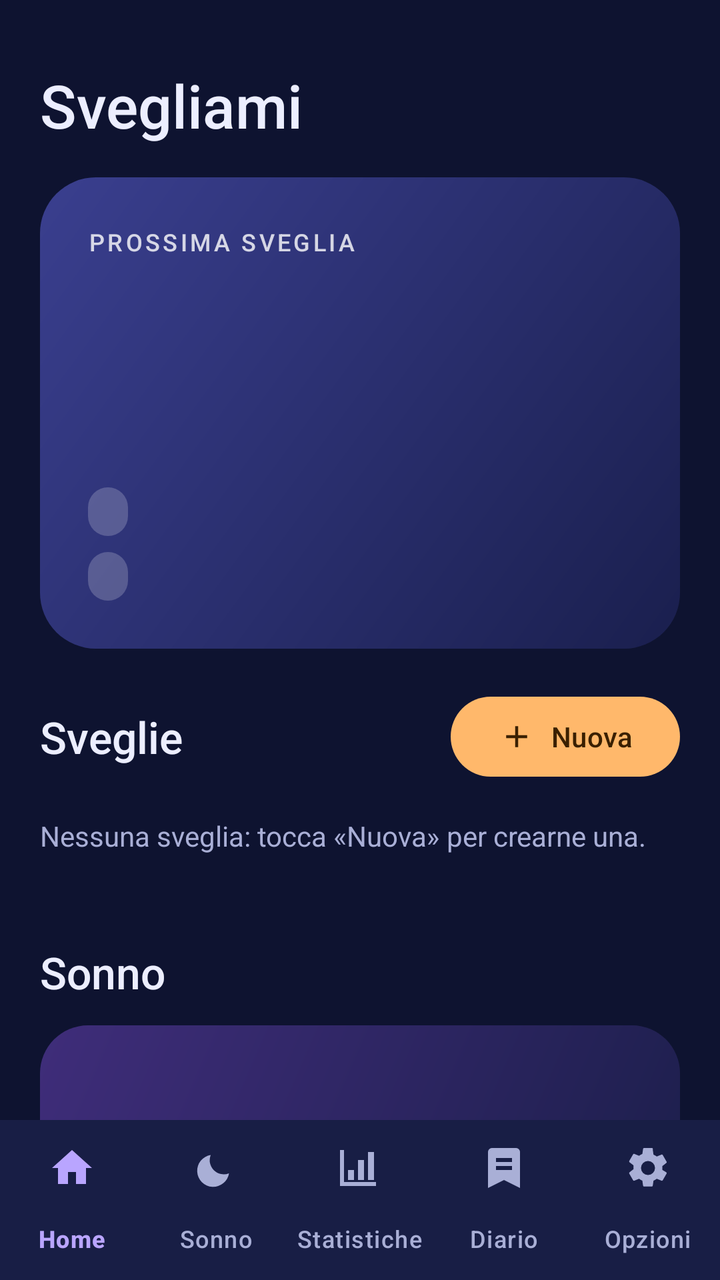
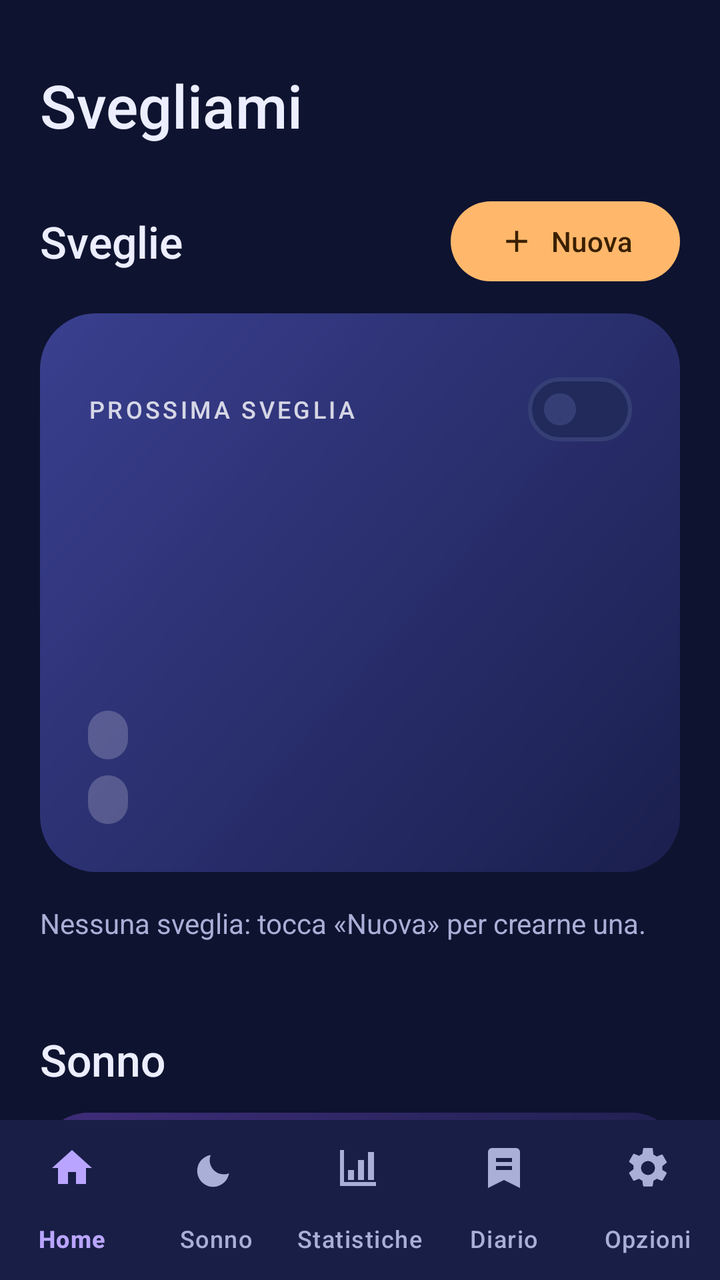

Screens rendered from an Android XML layout before and after an edit, with the pre-edit source and the edit as a unified diff.
<!-- AndroidManifest.xml: application theme Theme.Svegliami -->
<!-- res/layout/activity_main.xml -->
<?xml version="1.0" encoding="utf-8"?>
<androidx.coordinatorlayout.widget.CoordinatorLayout xmlns:android="http://schemas.android.com/apk/res/android"
    xmlns:app="http://schemas.android.com/apk/res-auto"
    android:layout_width="match_parent"
    android:layout_height="match_parent"
    android:background="@color/night_bg">

    <androidx.core.widget.NestedScrollView
        android:id="@+id/mainScroll"
        android:layout_width="match_parent"
        android:layout_height="match_parent">

        <LinearLayout
            android:layout_width="match_parent"
            android:layout_height="wrap_content"
            android:orientation="vertical"
            android:paddingStart="20dp"
            android:paddingTop="16dp"
            android:paddingEnd="20dp"
            android:paddingBottom="104dp">

            
            <TextView
                android:id="@+id/tvToday"
                style="@style/Svegliami.Overline"
                android:layout_width="wrap_content"
                android:layout_height="wrap_content" />

            <TextView
                android:layout_width="wrap_content"
                android:layout_height="wrap_content"
                android:fontFamily="sans-serif-medium"
                android:text="Svegliami"
                android:textColor="@color/on_surface"
                android:textSize="30sp" />

            
            <com.google.android.material.card.MaterialCardView
                android:id="@+id/cardPerms"
                android:layout_width="match_parent"
                android:layout_height="wrap_content"
                android:layout_marginTop="16dp"
                android:visibility="gone"
                app:cardBackgroundColor="@color/error_container">

                <LinearLayout
                    android:layout_width="match_parent"
                    android:layout_height="wrap_content"
                    android:orientation="vertical"
                    android:padding="16dp">

                    <TextView
                        android:id="@+id/tvPerms"
                        android:layout_width="match_parent"
                        android:layout_height="wrap_content"
                        android:lineSpacingExtra="4dp"
                        android:textColor="@color/on_error_container" />

                    <Button
                        android:id="@+id/btnPerms"
                        style="@style/Widget.Material3.Button.TextButton"
                        android:layout_width="wrap_content"
                        android:layout_height="wrap_content"
                        android:layout_gravity="end"
                        android:text="Concedi permessi"
                        android:textColor="@color/on_error_container" />
                </LinearLayout>
            </com.google.android.material.card.MaterialCardView>

            
            <LinearLayout
                android:id="@+id/hero"
                android:layout_width="match_parent"
                android:layout_height="wrap_content"
                android:layout_marginTop="16dp"
                android:background="@drawable/bg_hero_night"
                android:orientation="vertical"
                android:padding="24dp">

                <TextView
                    style="@style/Svegliami.Overline"
                    android:layout_width="wrap_content"
                    android:layout_height="wrap_content"
                    android:text="Prossima sveglia"
                    android:textColor="#CCFFFFFF" />

                <TextView
                    android:id="@+id/tvHeroTime"
                    android:layout_width="wrap_content"
                    android:layout_height="wrap_content"
                    android:fontFamily="sans-serif-light"
                    android:includeFontPadding="false"
                    android:textColor="#FFFFFF"
                    android:textSize="64sp" />

                <TextView
                    android:id="@+id/tvHeroWhen"
                    android:layout_width="wrap_content"
                    android:layout_height="wrap_content"
                    android:textColor="#DDFFFFFF"
                    android:textSize="16sp" />

                <LinearLayout
                    android:layout_width="match_parent"
                    android:layout_height="wrap_content"
                    android:layout_marginTop="10dp"
                    android:orientation="vertical">

                    <TextView
                        android:id="@+id/tvHeroRain"
                        style="@style/Svegliami.Badge"
                        android:layout_width="wrap_content"
                        android:layout_height="wrap_content"
                        android:background="@drawable/bg_hero_chip"
                        android:textColor="#FFFFFF" />

                    <TextView
                        android:id="@+id/tvHeroSmart"
                        style="@style/Svegliami.Badge"
                        android:layout_width="wrap_content"
                        android:layout_height="wrap_content"
                        android:background="@drawable/bg_hero_chip"
                        android:textColor="#FFFFFF" />
                </LinearLayout>
            </LinearLayout>

            
            <LinearLayout
                android:layout_width="match_parent"
                android:layout_height="wrap_content"
                android:layout_marginTop="20dp"
                android:gravity="center_vertical"
                android:orientation="horizontal">

                <TextView
                    style="@style/Svegliami.Title"
                    android:layout_width="0dp"
                    android:layout_height="wrap_content"
                    android:layout_weight="1"
                    android:text="Sveglie" />

                <com.google.android.material.button.MaterialButton
                    android:id="@+id/btnAdd"
                    style="@style/Widget.Material3.Button.TonalButton"
                    android:layout_width="wrap_content"
                    android:layout_height="wrap_content"
                    android:text="Nuova"
                    android:textColor="@color/on_primary"
                    app:backgroundTint="@color/primary"
                    app:icon="@drawable/ic_add"
                    app:iconTint="@color/on_primary" />
            </LinearLayout>

            <LinearLayout
                android:id="@+id/alarmList"
                android:layout_width="match_parent"
                android:layout_height="wrap_content"
                android:orientation="vertical" />

            <TextView
                android:id="@+id/tvEmpty"
                style="@style/Svegliami.Body"
                android:layout_width="match_parent"
                android:layout_height="wrap_content"
                android:paddingVertical="16dp"
                android:text="Nessuna sveglia: tocca «Nuova» per crearne una." />

            
            <TextView
                style="@style/Svegliami.Title"
                android:layout_width="wrap_content"
                android:layout_height="wrap_content"
                android:layout_marginTop="28dp"
                android:text="Sonno" />

            <LinearLayout
                android:layout_width="match_parent"
                android:layout_height="wrap_content"
                android:layout_marginTop="12dp"
                android:background="@drawable/bg_sleep_card"
                android:orientation="vertical"
                android:padding="20dp">

                <TextView
                    android:id="@+id/tvSleep"
                    android:layout_width="match_parent"
                    android:layout_height="wrap_content"
                    android:lineSpacingExtra="3dp"
                    android:textColor="#E6FFFFFF"
                    android:textSize="14sp" />

                <com.google.android.material.button.MaterialButtonToggleGroup
                    android:id="@+id/toggleSleepMode"
                    android:layout_width="match_parent"
                    android:layout_height="wrap_content"
                    android:layout_marginTop="14dp"
                    app:selectionRequired="true"
                    app:singleSelection="true">

                    <Button
                        android:id="@+id/btnModeBed"
                        style="@style/Widget.Material3.Button.OutlinedButton"
                        android:layout_width="0dp"
                        android:layout_height="wrap_content"
                        android:layout_weight="1"
                        android:text="🛏  Materasso" />

                    <Button
                        android:id="@+id/btnModeNightstand"
                        style="@style/Widget.Material3.Button.OutlinedButton"
                        android:layout_width="0dp"
                        android:layout_height="wrap_content"
                        android:layout_weight="1"
                        android:text="🎙  Comodino" />
                </com.google.android.material.button.MaterialButtonToggleGroup>

                <Button
                    android:id="@+id/btnSleep"
                    android:layout_width="match_parent"
                    android:layout_height="56dp"
                    android:layout_marginTop="10dp"
                    android:backgroundTint="@color/tertiary"
                    android:textColor="@color/on_tertiary"
                    android:textSize="16sp" />

            </LinearLayout>

        </LinearLayout>
    </androidx.core.widget.NestedScrollView>

    <com.google.android.material.bottomnavigation.BottomNavigationView
        android:id="@+id/bottomNavigation"
        android:layout_width="match_parent"
        android:layout_height="wrap_content"
        android:layout_gravity="bottom"
        android:backgroundTint="@color/surface"
        app:itemIconTint="@color/nav_item_tint"
        app:itemTextColor="@color/nav_item_tint"
        app:labelVisibilityMode="labeled"
        app:menu="@menu/menu_bottom_nav" />

</androidx.coordinatorlayout.widget.CoordinatorLayout>
<!-- resources referenced by this layout -->
<resources>
  <color name="error_container">#4A1F2B</color>
  <color name="night_bg">#0E1330</color>
  <color name="on_error_container">#FFDAD6</color>
  <color name="on_primary">#3A2000</color>
  <color name="on_surface">#ECEEFF</color>
  <color name="on_tertiary">#20125A</color>
  <color name="primary">#FFB86B</color>
  <color name="surface">#181E45</color>
  <color name="tertiary">#B9A5FF</color>
  <!-- drawable bg_hero_chip (drawable) -->
  <?xml version="1.0" encoding="utf-8"?>
  <shape xmlns:android="http://schemas.android.com/apk/res/android">
      <solid android:color="#33FFFFFF" />
      <corners android:radius="12dp" />
  </shape>
  <!-- drawable bg_hero_night (drawable) -->
  <?xml version="1.0" encoding="utf-8"?>
  <shape xmlns:android="http://schemas.android.com/apk/res/android">
      <gradient android:angle="315" android:startColor="#3A3F8F" android:endColor="#1A1F4E" />
      <corners android:radius="28dp" />
  </shape>
  <!-- drawable bg_sleep_card (drawable) -->
  <?xml version="1.0" encoding="utf-8"?>
  <shape xmlns:android="http://schemas.android.com/apk/res/android">
      <gradient android:angle="315" android:startColor="#3F2D7A" android:endColor="#1B1E4A" />
      <corners android:radius="24dp" />
  </shape>
  <!-- drawable ic_add (drawable) -->
  <vector xmlns:android="http://schemas.android.com/apk/res/android"
      android:width="24dp" android:height="24dp" android:viewportWidth="24" android:viewportHeight="24">
      <path android:fillColor="#FFFFFFFF" android:pathData="M19,13h-6v6h-2v-6H5v-2h6V5h2v6h6v2z" />
  </vector>
  <style name="Svegliami.Badge" parent="">
          <item name="android:textSize">12sp</item>
          <item name="android:fontFamily">sans-serif-medium</item>
          <item name="android:paddingStart">10dp</item>
          <item name="android:paddingEnd">10dp</item>
          <item name="android:paddingTop">4dp</item>
          <item name="android:paddingBottom">4dp</item>
          <item name="android:layout_marginEnd">6dp</item>
          <item name="android:layout_marginTop">8dp</item>
      </style>
  <style name="Svegliami.Body" parent="">
          <item name="android:textSize">14sp</item>
          <item name="android:textColor">@color/on_surface_variant</item>
          <item name="android:lineSpacingExtra">2dp</item>
      </style>
  <style name="Svegliami.Overline" parent="">
          <item name="android:textSize">12sp</item>
          <item name="android:letterSpacing">0.12</item>
          <item name="android:textAllCaps">true</item>
          <item name="android:fontFamily">sans-serif-medium</item>
          <item name="android:textColor">@color/on_surface_variant</item>
      </style>
  <style name="Svegliami.Title" parent="">
          <item name="android:textSize">22sp</item>
          <item name="android:fontFamily">sans-serif-medium</item>
          <item name="android:textColor">@color/on_surface</item>
      </style>
  <style name="Theme.Svegliami" parent="Base.Theme.Svegliami" />
  <color name="on_surface_variant">#A9AFD6</color>
  <color name="primary_container">#4F3414</color>
  <color name="on_primary_container">#FFDDB8</color>
  <color name="secondary">#8AB4FF</color>
  <color name="on_secondary">#00224D</color>
  <color name="secondary_container">#1F3A66</color>
  <color name="on_secondary_container">#D6E3FF</color>
  <color name="tertiary_container">#33296B</color>
  <color name="on_tertiary_container">#E8DEFF</color>
  <color name="error">#FF8A80</color>
  <color name="surface_high">#222A5C</color>
  <color name="outline">#363F75</color>
  <style name="Svegliami.Card" parent="Widget.Material3.CardView.Filled">
          <item name="cardBackgroundColor">@color/surface</item>
          <item name="cardCornerRadius">24dp</item>
          <item name="cardElevation">0dp</item>
          <item name="strokeWidth">0dp</item>
      </style>
  <!-- unchanged entries left out for length: 1 -->
</resources>

<!-- the commit's change to res/layout/activity_main.xml (unified diff, before → after) -->
@@ -69,66 +69,9 @@
 
             
             <LinearLayout
-                android:id="@+id/hero"
-                android:layout_width="match_parent"
-                android:layout_height="wrap_content"
-                android:layout_marginTop="16dp"
-                android:background="@drawable/bg_hero_night"
-                android:orientation="vertical"
-                android:padding="24dp">
-
-                <TextView
-                    style="@style/Svegliami.Overline"
-                    android:layout_width="wrap_content"
-                    android:layout_height="wrap_content"
-                    android:text="Prossima sveglia"
-                    android:textColor="#CCFFFFFF" />
-
-                <TextView
-                    android:id="@+id/tvHeroTime"
-                    android:layout_width="wrap_content"
-                    android:layout_height="wrap_content"
-                    android:fontFamily="sans-serif-light"
-                    android:includeFontPadding="false"
-                    android:textColor="#FFFFFF"
-                    android:textSize="64sp" />
-
-                <TextView
-                    android:id="@+id/tvHeroWhen"
-                    android:layout_width="wrap_content"
-                    android:layout_height="wrap_content"
-                    android:textColor="#DDFFFFFF"
-                    android:textSize="16sp" />
-
-                <LinearLayout
-                    android:layout_width="match_parent"
-                    android:layout_height="wrap_content"
-                    android:layout_marginTop="10dp"
-                    android:orientation="vertical">
-
-                    <TextView
-                        android:id="@+id/tvHeroRain"
-                        style="@style/Svegliami.Badge"
-                        android:layout_width="wrap_content"
-                        android:layout_height="wrap_content"
-                        android:background="@drawable/bg_hero_chip"
-                        android:textColor="#FFFFFF" />
-
-                    <TextView
-                        android:id="@+id/tvHeroSmart"
-                        style="@style/Svegliami.Badge"
-                        android:layout_width="wrap_content"
-                        android:layout_height="wrap_content"
-                        android:background="@drawable/bg_hero_chip"
-                        android:textColor="#FFFFFF" />
-                </LinearLayout>
-            </LinearLayout>
-
-            
-            <LinearLayout
-                android:layout_width="match_parent"
-                android:layout_height="wrap_content"
-                android:layout_marginTop="20dp"
+                android:layout_width="match_parent"
+                android:layout_height="wrap_content"
+                android:layout_marginTop="24dp"
                 android:gravity="center_vertical"
                 android:orientation="horizontal">
 
@@ -149,6 +92,87 @@
                     app:backgroundTint="@color/primary"
                     app:icon="@drawable/ic_add"
                     app:iconTint="@color/on_primary" />
+            </LinearLayout>
+
+            
+            <LinearLayout
+                android:id="@+id/hero"
+                android:layout_width="match_parent"
+                android:layout_height="wrap_content"
+                android:layout_marginTop="12dp"
+                android:background="@drawable/bg_hero_night"
+                android:clickable="true"
+                android:focusable="true"
+                android:foreground="?attr/selectableItemBackground"
+                android:orientation="vertical"
+                android:padding="24dp">
+
+                <LinearLayout
+                    android:layout_width="match_parent"
+                    android:layout_height="wrap_content"
+                    android:gravity="center_vertical"
+                    android:orientation="horizontal">
+
+                    <TextView
+                        android:id="@+id/tvHeroTitle"
+                        style="@style/Svegliami.Overline"
+                        android:layout_width="0dp"
+                        android:layout_height="wrap_content"
+                        android:layout_weight="1"
+                        android:text="Prossima sveglia"
+                        android:textColor="#CCFFFFFF" />
+
+                    <com.google.android.material.materialswitch.MaterialSwitch
+                        android:id="@+id/swHero"
+                        android:layout_width="wrap_content"
+                        android:layout_height="wrap_content" />
+                </LinearLayout>
+
+                <TextView
+                    android:id="@+id/tvHeroTime"
+                    android:layout_width="wrap_content"
+                    android:layout_height="wrap_content"
+                    android:fontFamily="sans-serif-light"
+                    android:includeFontPadding="false"
+                    android:textColor="#FFFFFF"
+                    android:textSize="64sp" />
+
+                <TextView
+                    android:id="@+id/tvHeroWhen"
+                    android:layout_width="wrap_content"
+                    android:layout_height="wrap_content"
+                    android:textColor="#DDFFFFFF"
+                    android:textSize="16sp" />
+
+                <LinearLayout
+                    android:id="@+id/heroDays"
+                    android:layout_width="wrap_content"
+                    android:layout_height="wrap_content"
+                    android:layout_marginTop="12dp"
+                    android:orientation="horizontal" />
+
+                <LinearLayout
+                    android:layout_width="match_parent"
+                    android:layout_height="wrap_content"
+                    android:layout_marginTop="10dp"
+                    android:orientation="vertical">
+
+                    <TextView
+                        android:id="@+id/tvHeroRain"
+                        style="@style/Svegliami.Badge"
+                        android:layout_width="wrap_content"
+                        android:layout_height="wrap_content"
+                        android:background="@drawable/bg_hero_chip"
+                        android:textColor="#FFFFFF" />
+
+                    <TextView
+                        android:id="@+id/tvHeroSmart"
+                        style="@style/Svegliami.Badge"
+                        android:layout_width="wrap_content"
+                        android:layout_height="wrap_content"
+                        android:background="@drawable/bg_hero_chip"
+                        android:textColor="#FFFFFF" />
+                </LinearLayout>
             </LinearLayout>
 
             <LinearLayout
